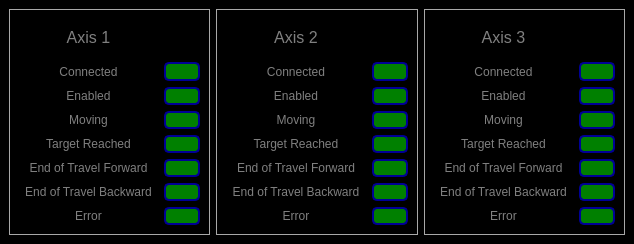
This is Scanner GUI/CoarseAttocubeControl/Status/Status.ui in afylab/nanoSQUID-Scanning-Software as Qt 5 draws it before an edit. The edited form follows.
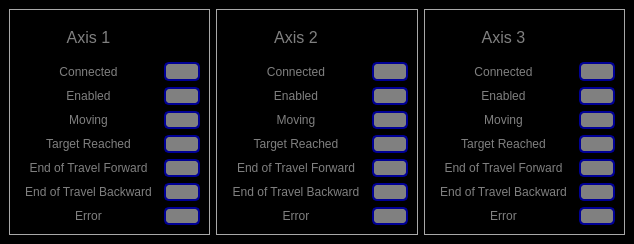
This is the edited form. Icons and pictures are not drawn.

The edit to the form file:
```diff
--- a/Scanner GUI/CoarseAttocubeControl/Status/Status.ui
+++ b/Scanner GUI/CoarseAttocubeControl/Status/Status.ui
@@ -79,7 +79,7 @@
           </sizepolicy>
          </property>
          <property name="styleSheet">
-          <string notr="true">background:green;
+          <string notr="true">background:gray;
 border: 2px solid rgb(0,0,150);
 border-radius: 5px</string>
          </property>
@@ -175,7 +175,7 @@
           </sizepolicy>
          </property>
          <property name="styleSheet">
-          <string notr="true">background:green;
+          <string notr="true">background:gray;
 border: 2px solid rgb(0,0,150);
 border-radius: 5px</string>
          </property>
@@ -193,7 +193,7 @@
           </sizepolicy>
          </property>
          <property name="styleSheet">
-          <string notr="true">background:green;
+          <string notr="true">background:gray;
 border: 2px solid rgb(0,0,150);
 border-radius: 5px</string>
          </property>
@@ -211,7 +211,7 @@
           </sizepolicy>
          </property>
          <property name="styleSheet">
-          <string notr="true">background:green;
+          <string notr="true">background:gray;
 border: 2px solid rgb(0,0,150);
 border-radius: 5px</string>
          </property>
@@ -229,7 +229,7 @@
           </sizepolicy>
          </property>
          <property name="styleSheet">
-          <string notr="true">background:green;
+          <string notr="true">background:gray;
 border: 2px solid rgb(0,0,150);
 border-radius: 5px</string>
          </property>
@@ -247,7 +247,7 @@
           </sizepolicy>
          </property>
          <property name="styleSheet">
-          <string notr="true">background:green;
+          <string notr="true">background:gray;
 border: 2px solid rgb(0,0,150);
 border-radius: 5px</string>
          </property>
@@ -265,7 +265,7 @@
           </sizepolicy>
          </property>
          <property name="styleSheet">
-          <string notr="true">background:green;
+          <string notr="true">background:gray;
 border: 2px solid rgb(0,0,150);
 border-radius: 5px</string>
          </property>
@@ -331,7 +331,7 @@
           </sizepolicy>
          </property>
          <property name="styleSheet">
-          <string notr="true">background:green;
+          <string notr="true">background:gray;
 border: 2px solid rgb(0,0,150);
 border-radius: 5px</string>
          </property>
@@ -427,7 +427,7 @@
           </sizepolicy>
          </property>
          <property name="styleSheet">
-          <string notr="true">background:green;
+          <string notr="true">background:gray;
 border: 2px solid rgb(0,0,150);
 border-radius: 5px</string>
          </property>
@@ -445,7 +445,7 @@
           </sizepolicy>
          </property>
          <property name="styleSheet">
-          <string notr="true">background:green;
+          <string notr="true">background:gray;
 border: 2px solid rgb(0,0,150);
 border-radius: 5px</string>
          </property>
@@ -463,7 +463,7 @@
           </sizepolicy>
          </property>
          <property name="styleSheet">
-          <string notr="true">background:green;
+          <string notr="true">background:gray;
 border: 2px solid rgb(0,0,150);
 border-radius: 5px</string>
          </property>
@@ -481,7 +481,7 @@
           </sizepolicy>
          </property>
          <property name="styleSheet">
-          <string notr="true">background:green;
+          <string notr="true">background:gray;
 border: 2px solid rgb(0,0,150);
 border-radius: 5px</string>
          </property>
@@ -499,7 +499,7 @@
           </sizepolicy>
          </property>
          <property name="styleSheet">
-          <string notr="true">background:green;
+          <string notr="true">background:gray;
 border: 2px solid rgb(0,0,150);
 border-radius: 5px</string>
          </property>
@@ -517,7 +517,7 @@
           </sizepolicy>
          </property>
          <property name="styleSheet">
-          <string notr="true">background:green;
+          <string notr="true">background:gray;
 border: 2px solid rgb(0,0,150);
 border-radius: 5px</string>
          </property>
@@ -583,7 +583,7 @@
           </sizepolicy>
          </property>
          <property name="styleSheet">
-          <string notr="true">background:green;
+          <string notr="true">background:gray;
 border: 2px solid rgb(0,0,150);
 border-radius: 5px</string>
          </property>
@@ -679,7 +679,7 @@
           </sizepolicy>
          </property>
          <property name="styleSheet">
-          <string notr="true">background:green;
+          <string notr="true">background:gray;
 border: 2px solid rgb(0,0,150);
 border-radius: 5px</string>
          </property>
@@ -697,7 +697,7 @@
           </sizepolicy>
          </property>
          <property name="styleSheet">
-          <string notr="true">background:green;
+          <string notr="true">background:gray;
 border: 2px solid rgb(0,0,150);
 border-radius: 5px</string>
          </property>
@@ -715,7 +715,7 @@
           </sizepolicy>
          </property>
          <property name="styleSheet">
-          <string notr="true">background:green;
+          <string notr="true">background:gray;
 border: 2px solid rgb(0,0,150);
 border-radius: 5px</string>
          </property>
@@ -733,7 +733,7 @@
           </sizepolicy>
          </property>
          <property name="styleSheet">
-          <string notr="true">background:green;
+          <string notr="true">background:gray;
 border: 2px solid rgb(0,0,150);
 border-radius: 5px</string>
          </property>
@@ -751,7 +751,7 @@
           </sizepolicy>
          </property>
          <property name="styleSheet">
-          <string notr="true">background:green;
+          <string notr="true">background:gray;
 border: 2px solid rgb(0,0,150);
 border-radius: 5px</string>
          </property>
@@ -769,7 +769,7 @@
           </sizepolicy>
          </property>
          <property name="styleSheet">
-          <string notr="true">background:green;
+          <string notr="true">background:gray;
 border: 2px solid rgb(0,0,150);
 border-radius: 5px</string>
          </property>
```
